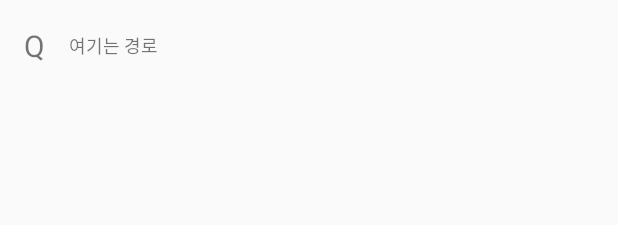
After one commit to wangseop/KotlinChat, an Android app: the layout chat_detail_row.xml on its own in the app's theme, with its tools: preview values and no code run, on a phone screen of 412 x 824 dp. The commit adds this screen. Shown: the top 225 px of the screen. Run offline under Robolectric (Android 15) with nearby library versions, the phone set to English and light mode, and no system bars.

Commit message:
chatting 내용 볼수있게 detailActivity에 출력

```diff
--- a/app/src/main/java/com/example/kotlinchat/activity/ChatSelectActivity.kt
+++ b/app/src/main/java/com/example/kotlinchat/activity/ChatSelectActivity.kt
@@ -8,9 +8,7 @@ import android.util.Log
 import androidx.recyclerview.widget.RecyclerView
 import com.example.kotlinchat.R
 import com.example.kotlinchat.adapter.ChatSelectGroupAdapter
-import com.example.kotlinchat.adapter.ChatUserGroupAdapter
 import com.example.kotlinchat.data.chatbot.ChatbotSource
-import com.example.kotlinchat.data.group.ChatUser
 import java.io.*
 
 class ChatSelectActivity : AppCompatActivity() {
@@ -71,8 +69,6 @@ class ChatSelectActivity : AppCompatActivity() {
 
                 chatSelectGroupAdapter.addChatbotSource(ChatbotSource(title, realPath))
 
-            } catch (e: FileNotFoundException) {
-                e.printStackTrace()
             } catch (e: IOException) {
                 e.printStackTrace()
             }
--- /dev/null
+++ b/app/src/main/java/com/example/kotlinchat/data/chatbot/PartialChatBotSource.kt
@@ -0,0 +1,6 @@
+package com.example.kotlinchat.data.chatbot
+
+class PartialChatBotSource (
+    var isQ: Boolean,
+    var message: String
+)
--- /dev/null
+++ b/app/src/main/res/layout/chat_detail_row.xml
@@ -0,0 +1,31 @@
+<?xml version="1.0" encoding="utf-8"?>
+<androidx.constraintlayout.widget.ConstraintLayout xmlns:android="http://schemas.android.com/apk/res/android"
+    xmlns:app="http://schemas.android.com/apk/res-auto"
+    xmlns:tools="http://schemas.android.com/tools"
+    android:layout_width="match_parent"
+    android:layout_height="60dp">
+
+    <TextView
+        android:id="@+id/chat_detail_item_title"
+        android:layout_width="wrap_content"
+        android:layout_height="wrap_content"
+        android:layout_marginStart="16dp"
+        android:text="Q"
+        android:textSize="20sp"
+        app:layout_constraintBottom_toBottomOf="parent"
+        app:layout_constraintStart_toStartOf="parent"
+        app:layout_constraintTop_toTopOf="parent" />
+
+
+    <TextView
+        android:id="@+id/chat_detail_item_text"
+        android:layout_width="wrap_content"
+        android:layout_height="wrap_content"
+        android:layout_marginStart="16dp"
+        android:text="여기는 경로"
+        android:textSize="12sp"
+        app:layout_constraintBottom_toBottomOf="parent"
+        app:layout_constraintStart_toEndOf="@+id/chat_detail_item_title"
+        app:layout_constraintTop_toTopOf="parent" />
+
+</androidx.constraintlayout.widget.ConstraintLayout>
```
Also changed, not shown: app/src/main/java/com/example/kotlinchat/activity/ChatDetailActivity.kt (+71 -3 lines), app/src/main/java/com/example/kotlinchat/adapter/PartialChatGroupAdapter.kt (added, +56 -0 lines), app/src/main/java/com/example/kotlinchat/viewholder/ChatDetailViewHolder.kt (added, +15 -0 lines), app/src/main/res/layout/activity_chat_detail.xml (+5 -6 lines).
